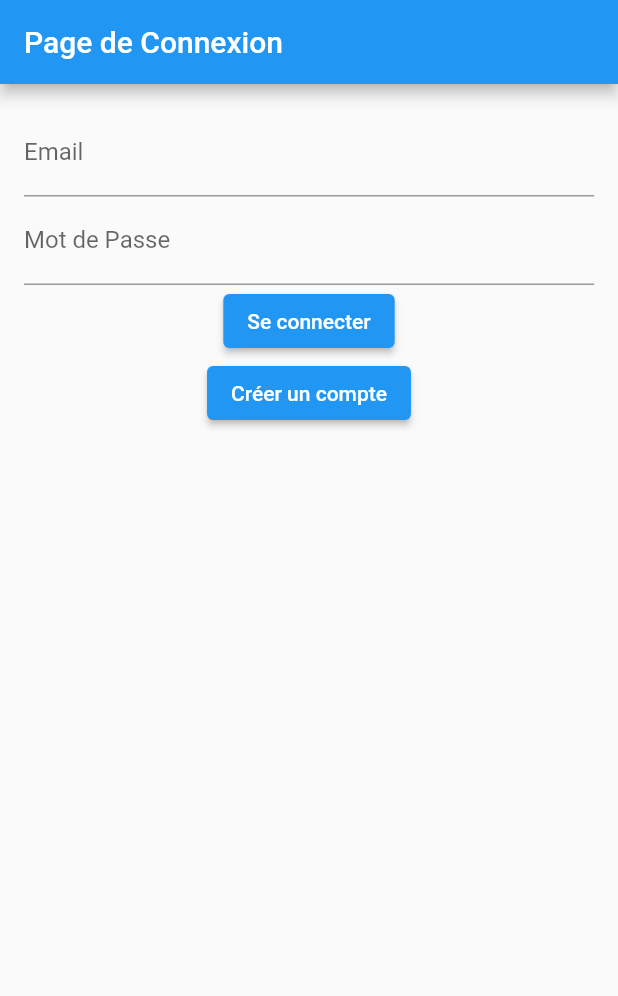
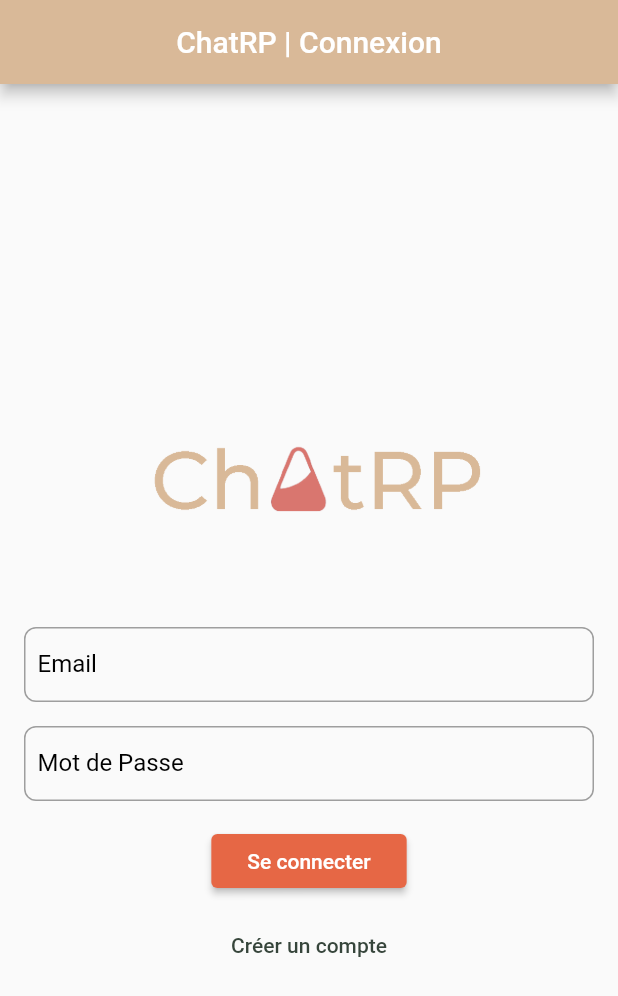
Before and after one commit to JulienArcioni89/chatrp, a Flutter app: the screen it shows after launch, on a phone screen of 412 x 824 dp. Shown: the top 996 px of the screen. Run offline on Flutter 3.47's test engine with Material 2 defaults, Android fonts, the light colour scheme and no system bars; our stand-ins replace jwt_decoder.

Commit message:
Modification style page login

```diff
--- a/mydigitalgpt/lib/login.dart
+++ b/mydigitalgpt/lib/login.dart
@@ -2,7 +2,6 @@ import 'package:flutter/material.dart';
 import 'dart:convert';
 import 'package:http/http.dart' as http;
 import 'package:mydigitalgpt/homePage.dart';
-
 
 class LoginPage extends StatefulWidget {
   @override
@@ -12,6 +11,11 @@ class LoginPage extends StatefulWidget {
 class _LoginPageState extends State<LoginPage> {
   final TextEditingController _usernameController = TextEditingController();
   final TextEditingController _passwordController = TextEditingController();
+  bool _isUsernameFocused = false;
+  bool _isPasswordFocused = false;
+  final FocusNode _usernameFocusNode = FocusNode();
+  final FocusNode _passwordFocusNode = FocusNode();
+
 
   String? _token;
 
@@ -60,7 +64,8 @@ class _LoginPageState extends State<LoginPage> {
                   MaterialPageRoute(
                     builder: (context) => HomePage(token: token),
                   ),
-                );              },
+                );
+              },
             ),
           ],
         ),
@@ -88,35 +93,101 @@ class _LoginPageState extends State<LoginPage> {
   Widget build(BuildContext context) {
     return Scaffold(
       appBar: AppBar(
-        title: const Text("Page de Connexion"),
+        title: const Text("ChatRP | Connexion"),
+        centerTitle: true,
+        backgroundColor: Color(0xFFD9B998),
       ),
       body: Padding(
         padding: const EdgeInsets.all(16.0),
         child: Column(
+          mainAxisAlignment: MainAxisAlignment.center,
           children: [
-              TextField(
+            Container(
+              margin: EdgeInsets.all(0),
+              child: Image.asset('assets/chatRP_logo.png'),
+            ),
+            AnimatedContainer(
+              duration: Duration(milliseconds: 200),
+              decoration: BoxDecoration(
+                border: Border.all(
+                  color: _isUsernameFocused ? Color(0xFFD9B998) : Colors.grey,
+                  width: 1.0,
+                ),
+                borderRadius: BorderRadius.circular(8.0),
+              ),
+              child: TextFormField(
                 controller: _usernameController,
-                  decoration: const InputDecoration(
+                focusNode: _usernameFocusNode,
+                decoration: InputDecoration(
                   labelText: 'Email',
-                  )),
-              TextField(
+                  border: InputBorder.none,
+                  labelStyle: TextStyle(
+                    color: _isUsernameFocused ? Colors.black : Colors.black,
+                  ),
+                  contentPadding: EdgeInsets.only(left: 8.0), // Ajoute une marge de 8.0 à gauche
+                ),
+                onTap: () {
+                  setState(() {
+                    _isUsernameFocused = true;
+                    _isPasswordFocused = false;
+                  });
+                },
+              ),
+
+            ),
+            const SizedBox(height: 16.0),
+            AnimatedContainer(
+              duration: Duration(milliseconds: 200),
+              decoration: BoxDecoration(
+                border: Border.all(
+                  color: _isPasswordFocused ? Color(0xFFD9B998) : Colors.grey,
+                  width: 1.0,
+                ),
+                borderRadius: BorderRadius.circular(8.0),
+              ),
+              child: TextFormField(
                 controller: _passwordController,
+                focusNode: _passwordFocusNode,
                 obscureText: true,
-                decoration: const InputDecoration(
+                decoration: InputDecoration(
                   labelText: 'Mot de Passe',
+                  border: InputBorder.none,
+                  labelStyle: TextStyle(
+                    color: _isUsernameFocused ? Colors.black : Colors.black,
+                  ),
+                  contentPadding: EdgeInsets.only(left: 8.0), // Ajoute une marge de 8.0 à gauche
+                ),
+                onTap: () {
+                  setState(() {
+                    _isUsernameFocused = false;
+                    _isPasswordFocused = true;
+                  });
+                },
               ),
             ),
+            const SizedBox(height: 16.0),
             ElevatedButton(
               onPressed: _login,
+              style: ElevatedButton.styleFrom(
+                primary: Color(0xFFE66745),
+                onPrimary: Color(0xFFFFFFFF),
+                padding: const EdgeInsets.symmetric(horizontal: 24.0),
+              ),
               child: const Text('Se connecter'),
             ),
-              ElevatedButton(
+            const SizedBox(height: 8.0),
+            TextButton(
               onPressed: () {
                 Navigator.pushNamed(context, '/register');
               },
-                  child: const Text('Créer un compte'))
+              child: const Text(
+                'Créer un compte',
+                style: TextStyle(fontSize: 14, color: Color(0xFF36453B)),
+              ),
+            ),
           ],
-          )),
+        ),
+      ),
     );
   }
 }
```
Also changed, not shown: mydigitalgpt/pubspec.yaml (+7 -0 lines), mydigitalgpt/assets/chatRP_logo.png (added). Lines whose indentation alone changed are shown as unchanged.
